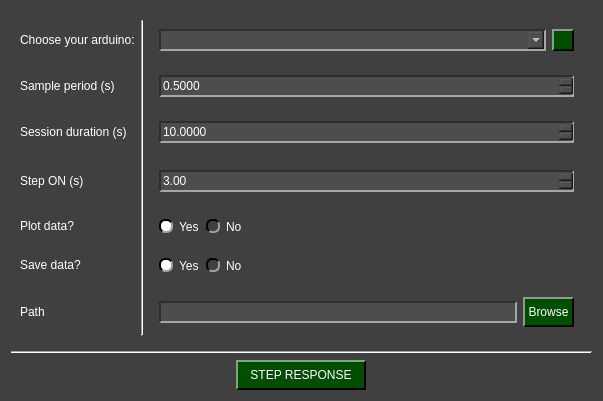
CayoRw/pydaq, file pydaq/uis/PyDAQ_step_response_Arduino_widget.ui: the form before one commit.
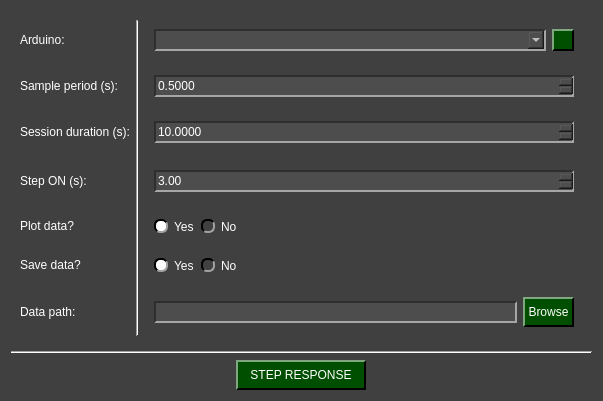
The form after the commit. Icons and pictures are not drawn.

What changed in the file:
```diff
--- a/pydaq/uis/PyDAQ_step_response_Arduino_widget.ui
+++ b/pydaq/uis/PyDAQ_step_response_Arduino_widget.ui
@@ -198,7 +198,7 @@
       <item row="3" column="0">
        <widget class="QLabel" name="label_14">
         <property name="text">
-         <string>Step ON (s)</string>
+         <string>Step ON (s):</string>
         </property>
        </widget>
       </item>
@@ -344,7 +344,7 @@
          </size>
         </property>
         <property name="text">
-         <string>Session duration (s)</string>
+         <string>Session duration (s):</string>
         </property>
        </widget>
       </item>
@@ -411,7 +411,7 @@
          </size>
         </property>
         <property name="text">
-         <string>Path</string>
+         <string>Data path:</string>
         </property>
        </widget>
       </item>
@@ -507,7 +507,7 @@
          </size>
         </property>
         <property name="text">
-         <string>Choose your arduino:</string>
+         <string>Arduino:</string>
         </property>
        </widget>
       </item>
@@ -570,7 +570,7 @@
          </size>
         </property>
         <property name="text">
-         <string>Sample period (s)</string>
+         <string>Sample period (s):</string>
         </property>
        </widget>
       </item>
```
Left out of the diff: 2 changed lines with no effect on the pictures.
